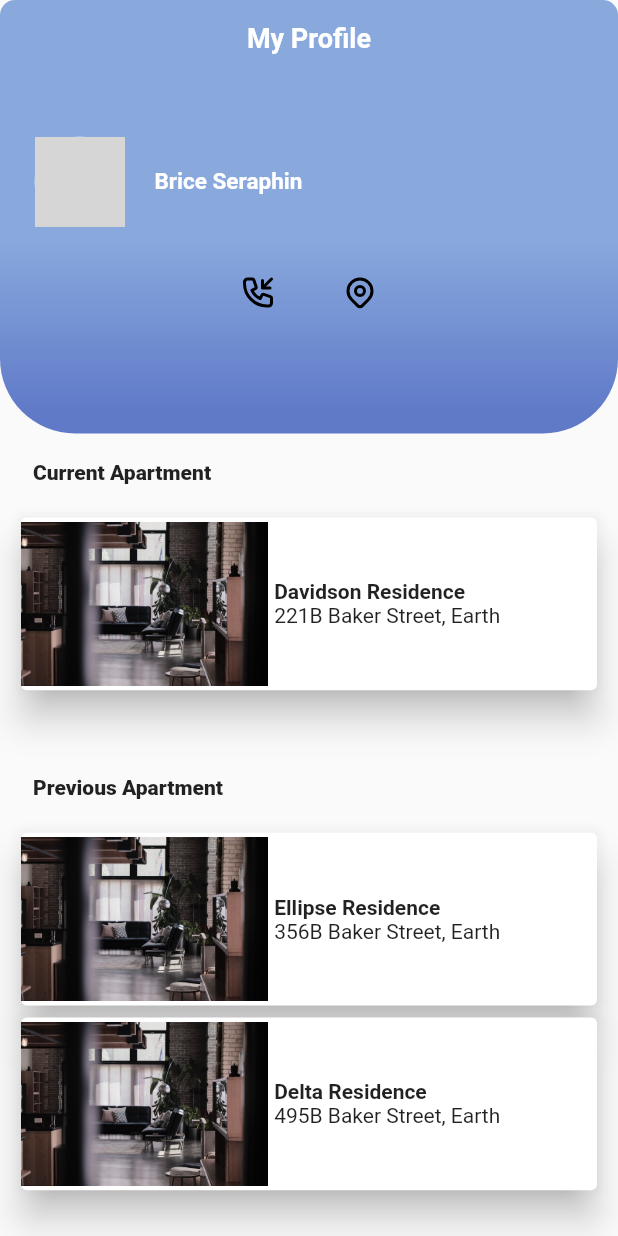
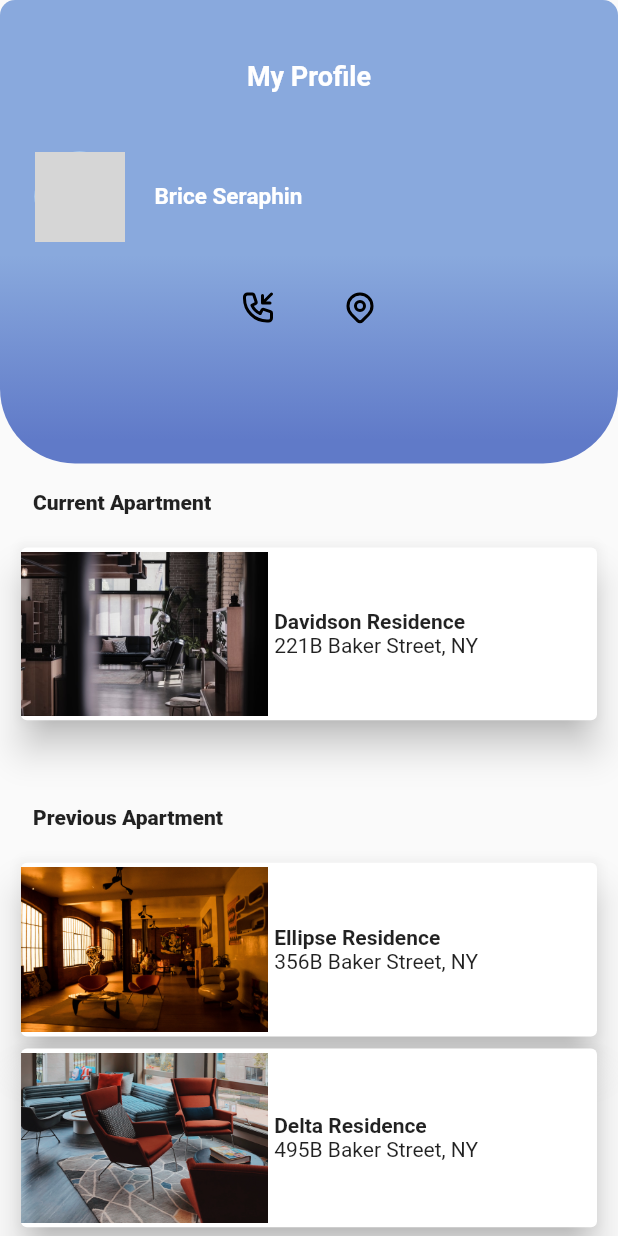
Before and after one commit to CalHacks8-0/renteasy, a Flutter app: the MyProfile screen opened directly, on a phone screen of 412 x 824 dp. Run offline on Flutter 3.47's test engine with Material 2 defaults, Android fonts, the phone set to English and light mode, and no system bars; our stand-ins replace bottom_navy_bar, carousel_pro, cloud_firestore, firebase_auth, firebase_core, flutter_svg and 7 more; accounts and stored records are empty; network calls fail; grey boxes are pictures that could not be loaded.

Commit message:
Fixed My Profile Title on iOS; Added Picture Variety

```diff
--- a/lib/screens/myprofile/myprofile.dart
+++ b/lib/screens/myprofile/myprofile.dart
@@ -1,11 +1,12 @@
 import 'package:flutter/material.dart';
 import 'package:flutter_svg/flutter_svg.dart';
+import 'package:flutter/services.dart';
 
 class MyProfile extends StatelessWidget {
   const MyProfile({Key? key}) : super(key: key);
 
   // function to build the apartment card
-  Card getApartmentCard(BuildContext context, name, address) {
+  Card getApartmentCard(BuildContext context, name, address, imagePath) {
     return Card(
       elevation: 10,
       child: Padding(
@@ -13,7 +14,7 @@ class MyProfile extends StatelessWidget {
         child: Row(
           children: [
             Image(
-              image: AssetImage("assets/images/default-apartment.jpg"),
+              image: AssetImage(imagePath),
               width: MediaQuery.of(context).size.width * 0.4,
             ),
             Container(
@@ -65,7 +66,7 @@ class MyProfile extends StatelessWidget {
                             Color.fromRGBO(137, 169, 221, 1)
                           ])),
                   child: Padding(
-                  padding: EdgeInsets.symmetric(vertical: 15, horizontal: 3),
+                    padding: EdgeInsets.symmetric(vertical: 40, horizontal: 3),
                     child: Column(
                       children: [
                         Text(
@@ -77,7 +78,7 @@ class MyProfile extends StatelessWidget {
                         ),
                         Container(
                             padding: EdgeInsets.symmetric(
-                              vertical: 55, horizontal: 20),
+                                vertical: 40, horizontal: 20),
                             alignment: Alignment.topLeft,
                             child: Column(
                               children: [
@@ -150,8 +151,11 @@ class MyProfile extends StatelessWidget {
                       // list the current Apartment
                       Column(
                         children: [
-                        getApartmentCard(context, "Davidson Residence",
-                            "221B Baker Street, Earth"),
+                          getApartmentCard(
+                              context,
+                              "Davidson Residence",
+                              "221B Baker Street, NY",
+                              "assets/images/default-apartment1.jpg"),
                         ],
                       )
                     ],
@@ -183,10 +187,16 @@ class MyProfile extends StatelessWidget {
                       // list the current Apartment
                       Column(
                         children: [
-                        getApartmentCard(context, "Ellipse Residence",
-                            "356B Baker Street, Earth"),
-                        getApartmentCard(context, "Delta Residence",
-                            "495B Baker Street, Earth"),
+                          getApartmentCard(
+                              context,
+                              "Ellipse Residence",
+                              "356B Baker Street, NY",
+                              "assets/images/default-apartment2.jpg"),
+                          getApartmentCard(
+                              context,
+                              "Delta Residence",
+                              "495B Baker Street, NY",
+                              "assets/images/default-apartment3.jpg"),
                         ],
                       )
                     ],
@@ -196,6 +206,7 @@ class MyProfile extends StatelessWidget {
             ],
           ),
         ),
-    ));
+      ),
+    );
   }
 }
```
Also changed, not shown: assets/images/default-apartment1.jpg (renamed from assets/images/default-apartment.jpg), assets/images/default-apartment2.jpg (added), assets/images/default-apartment3.jpg (added), 1 other file. Lines whose indentation alone changed are shown as unchanged.
